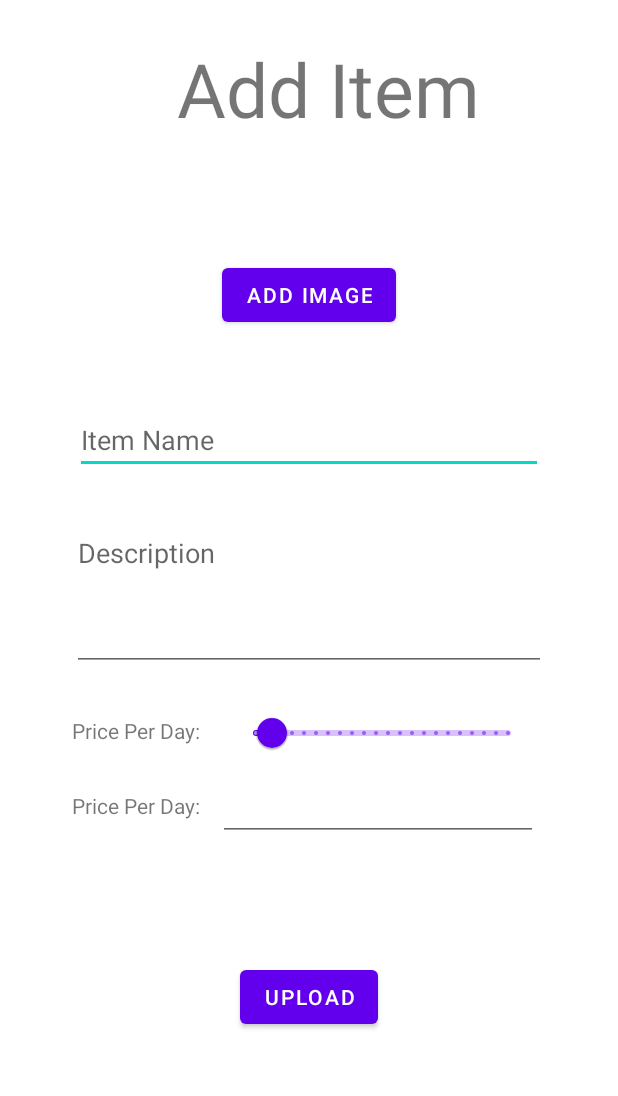
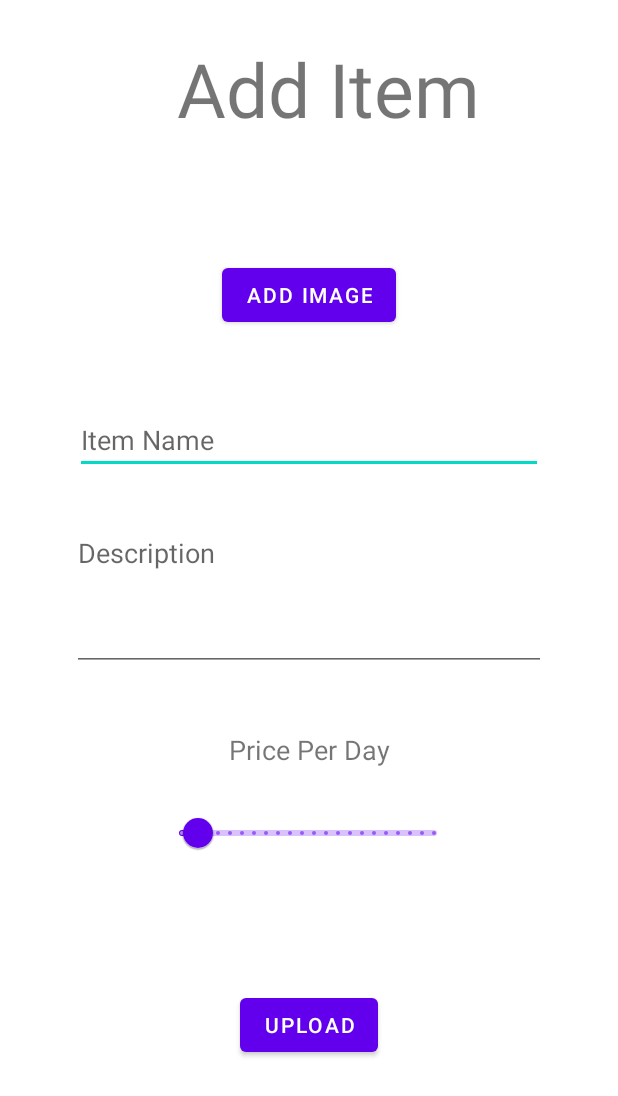
Before and after one commit to kestennoam/Hackaton-Huji-2022, an Android app: the AddItemActivity screen opened directly, with no data from a screen before it, on a phone screen of 412 x 824 dp. Shown: the top 1096 px of the screen. Run offline under Robolectric (Android 15) with nearby library versions, the light colour scheme and no system bars; our stand-ins replace Firebase (no records; nobody signed in at launch, a user with empty details on screens opened directly).

Commit message:
Update add item window 2

```diff
--- a/app/src/main/java/com/example/hujihackaton47/AddItemActivity.java
+++ b/app/src/main/java/com/example/hujihackaton47/AddItemActivity.java
@@ -1,6 +1,7 @@
 package com.example.hujihackaton47;
 
 import android.app.Activity;
+import android.content.Intent;
 import android.content.SharedPreferences;
 import android.net.Uri;
 import android.os.Build;
@@ -36,7 +37,7 @@ public class AddItemActivity extends AppCompatActivity {
         // set logic components
         db = Database.getInstance();
         sp = PreferenceManager.getDefaultSharedPreferences(this);
-        paymentLiveData = new MutableLiveData<>(10);
+
 
         // Buttons etc.
         ActivityResultLauncher<String> stringActivityResultLauncher = registerForActivityResult(new ActivityResultContracts.GetContent(), new ActivityResultCallback<Uri>() {
@@ -48,9 +49,10 @@ public class AddItemActivity extends AppCompatActivity {
         });
 
         // set ui components
+        paymentLiveData = new MutableLiveData<>(10);
         EditText ItemName = findViewById(R.id.AddItemName);
         EditText ItemDescription = findViewById(R.id.AddItemDescription);
-        EditText ItemPrice = findViewById(R.id.AddItemPrice);
+//        EditText ItemPrice = findViewById(R.id.AddItemPrice);
         View ItemImage = findViewById(R.id.AddItemImageButton);
         Button addItemButton = findViewById(R.id.AddItemButton);
         TextView titleTextView = findViewById(R.id.PriceTitle);
@@ -59,7 +61,7 @@ public class AddItemActivity extends AppCompatActivity {
         paymentSlider.setValue(10);
         paymentSlider.addOnChangeListener((slider, value, fromUser) -> {
             paymentLiveData.setValue((int) value);
-            titleTextView.setText(R.string.price_title +" " + (int) value+"$");
+            titleTextView.setText(getString(R.string.price_title) + " - " + (int) value+"$");
 
         });
 
@@ -72,7 +74,11 @@ public class AddItemActivity extends AppCompatActivity {
         });
 
         addItemButton.setOnClickListener(v -> {
-            db.addItem(new Item(ItemName.getText().toString(), "ItemImage", 5, null, ItemDescription.getText().toString(), "5"));
+            db.addItem(new Item(ItemName.getText().toString(), "ItemImage", paymentLiveData.getValue(), null, ItemDescription.getText().toString(), "5"));
+            finish();
+//            Intent intent = new Intent(this, AddItemActivity.class);
+//            startActivity(intent);
+
         });
     }
 
--- a/app/src/main/res/layout/activity_add_item.xml
+++ b/app/src/main/res/layout/activity_add_item.xml
@@ -59,37 +59,13 @@
         app:layout_constraintTop_toBottomOf="@+id/AddItemName" />
 
 
-    <TextView
-        android:id="@+id/AddItemPriceText"
-        android:layout_width="wrap_content"
-        android:layout_height="wrap_content"
-        android:layout_marginStart="48dp"
-        android:layout_marginTop="80dp"
-        android:text="Price Per Day:"
-        app:layout_constraintStart_toStartOf="parent"
-        app:layout_constraintTop_toBottomOf="@+id/AddItemDescription" />
-
-    <EditText
-        android:id="@+id/AddItemPrice"
-        android:layout_width="wrap_content"
-        android:layout_height="wrap_content"
-        android:layout_marginStart="5dp"
-        android:layout_marginTop="68dp"
-        android:layout_marginEnd="50dp"
-        android:ems="10"
-        android:inputType="number"
-        app:layout_constraintEnd_toEndOf="parent"
-        app:layout_constraintHorizontal_bias="0.636"
-        app:layout_constraintStart_toEndOf="@+id/AddItemPriceText"
-        app:layout_constraintTop_toBottomOf="@+id/AddItemDescription" />
-
     <Button
         android:id="@+id/AddItemButton"
         android:layout_width="wrap_content"
         android:layout_height="wrap_content"
         android:text="Upload"
         android:layout_marginTop="80dp"
-        app:layout_constraintTop_toBottomOf="@+id/AddItemPrice"
+        app:layout_constraintTop_toBottomOf="@+id/priceSlider"
         app:layout_constraintStart_toStartOf="parent"
         app:layout_constraintEnd_toEndOf="parent"/>
 
@@ -97,14 +73,13 @@
         android:id="@+id/PriceTitle"
         android:layout_width="wrap_content"
         android:layout_height="wrap_content"
+        android:layout_marginTop="40dp"
         android:layout_weight="1"
         android:text="@string/price_title"
-        tools:layout_editor_absoluteX="50dp"
-        tools:layout_editor_absoluteY="471dp"
         app:layout_constraintStart_toStartOf="parent"
+        app:layout_constraintEnd_toEndOf="parent"
         app:layout_constraintTop_toBottomOf="@+id/AddItemDescription"
-        android:layout_marginStart="48dp"
-        android:layout_marginTop="30dp"
+        android:textSize="18sp"
         />
 
     <com.google.android.material.slider.Slider
@@ -112,19 +87,16 @@
         android:layout_width="200dp"
         android:layout_height="wrap_content"
         android:layout_gravity="center"
+        android:layout_marginTop="84dp"
         android:layout_weight="1"
         android:stepSize="5"
         android:value="50.0"
         android:valueFrom="0.0"
         android:valueTo="150.0"
         app:layout_constraintEnd_toEndOf="parent"
-        app:layout_constraintHorizontal_bias="0.696"
-        app:layout_constraintStart_toEndOf="@id/PriceTitle"
-        app:layout_constraintTop_toBottomOf="@+id/AddItemDescription"
-        android:layout_marginStart="5dp"
-        android:layout_marginTop="17dp"
-        android:layout_marginEnd="50dp"
-        />
+        app:layout_constraintHorizontal_bias="0.497"
+        app:layout_constraintStart_toStartOf="parent"
+        app:layout_constraintTop_toBottomOf="@+id/AddItemDescription" />
 
 
 </androidx.constraintlayout.widget.ConstraintLayout>
--- a/app/src/main/res/values/strings.xml
+++ b/app/src/main/res/values/strings.xml
@@ -6,7 +6,7 @@
     <string name="second_fragment_label">Second Fragment</string>
     <string name="next">Next</string>
     <string name="previous">Previous</string>
-    <string name="price_title">Price Per Day:</string>
+    <string name="price_title">Price Per Day</string>
 
     <string name="hello_first_fragment">Hello first fragment</string>
     <string name="hello_second_fragment">Hello second fragment. Arg: %1$s</string>
```
